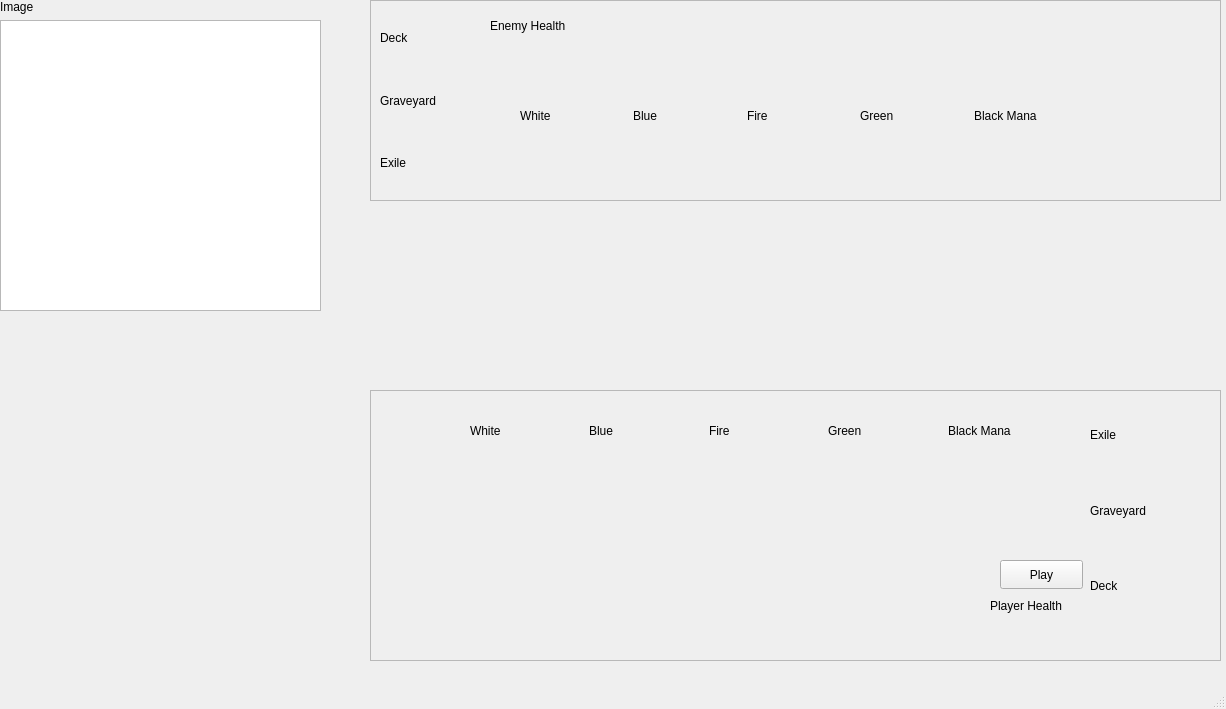
This is mainwindow.ui in chammond123/Magic-Tutorial as Qt 5 draws it before an edit. The edited form follows.
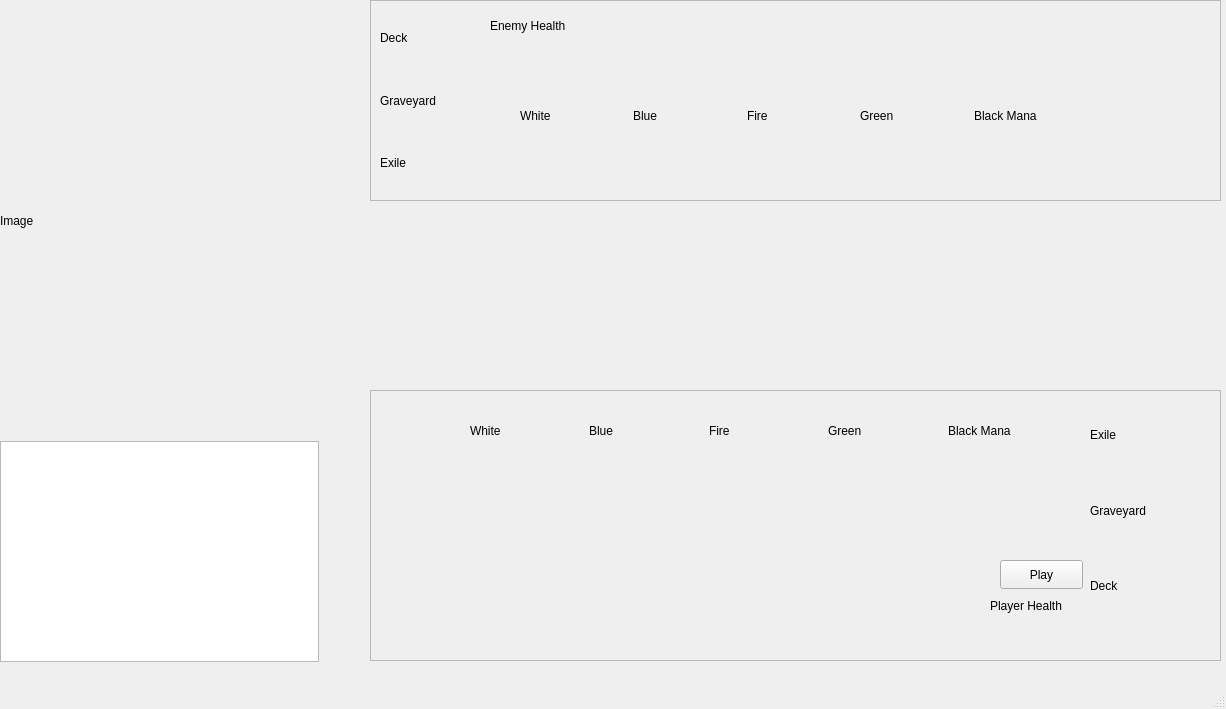
This is the edited form.

Commit message: Refactor card toggle and add card magnifier

Diff of the .ui file:
```diff
--- a/mainwindow.ui
+++ b/mainwindow.ui
@@ -14,28 +14,6 @@
    <string>MainWindow</string>
   </property>
   <widget class="QWidget" name="centralwidget">
-   <widget class="QWidget" name="verticalLayoutWidget_3">
-    <property name="geometry">
-     <rect>
-      <x>0</x>
-      <y>0</y>
-      <width>321</width>
-      <height>311</height>
-     </rect>
-    </property>
-    <layout class="QVBoxLayout" name="verticalLayout">
-     <item>
-      <widget class="QLabel" name="MagnifierImage">
-       <property name="text">
-        <string>Image</string>
-       </property>
-      </widget>
-     </item>
-     <item>
-      <widget class="QTextEdit" name="CardDescription"/>
-     </item>
-    </layout>
-   </widget>
    <widget class="QFrame" name="playerContainer">
     <property name="geometry">
      <rect>
@@ -300,6 +278,29 @@
     </property>
     <layout class="QGridLayout" name="playerBattlefield"/>
    </widget>
+   <widget class="QTextEdit" name="CardDescription">
+    <property name="geometry">
+     <rect>
+      <x>0</x>
+      <y>441</y>
+      <width>319</width>
+      <height>221</height>
+     </rect>
+    </property>
+   </widget>
+   <widget class="QLabel" name="MagnifierImage">
+    <property name="geometry">
+     <rect>
+      <x>0</x>
+      <y>0</y>
+      <width>321</width>
+      <height>441</height>
+     </rect>
+    </property>
+    <property name="text">
+     <string>Image</string>
+    </property>
+   </widget>
   </widget>
   <widget class="QMenuBar" name="menubar">
    <property name="geometry">
```
Left out of the diff: 2 changed lines with no effect on the pictures. The commit also changes 4 other files.
